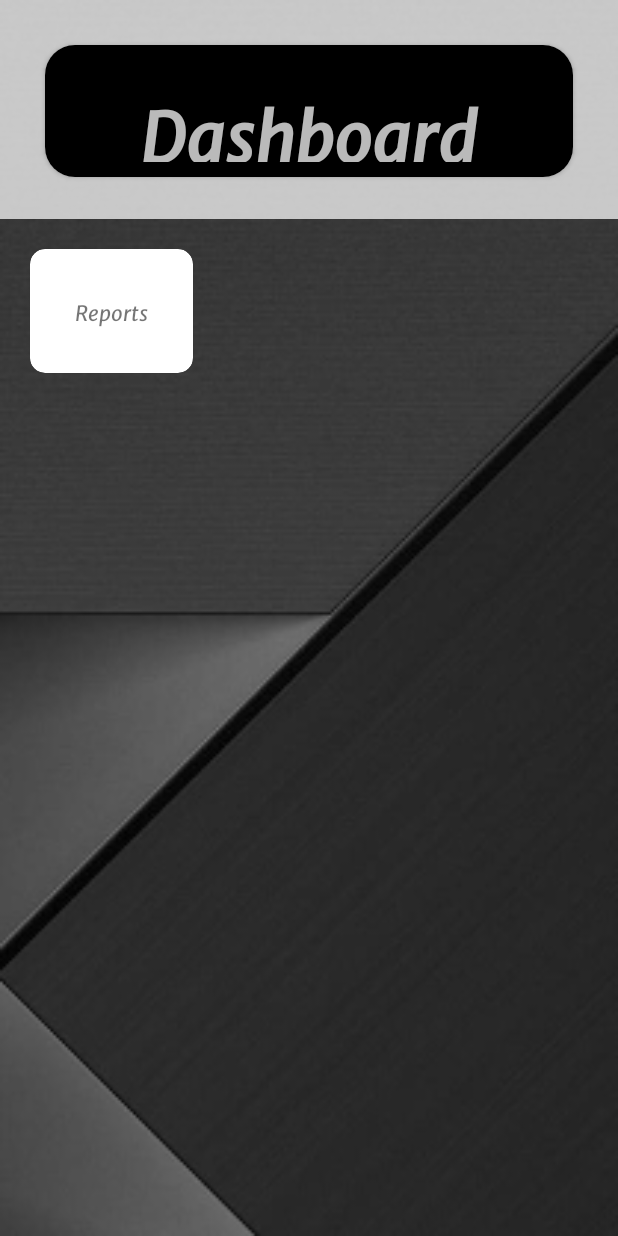
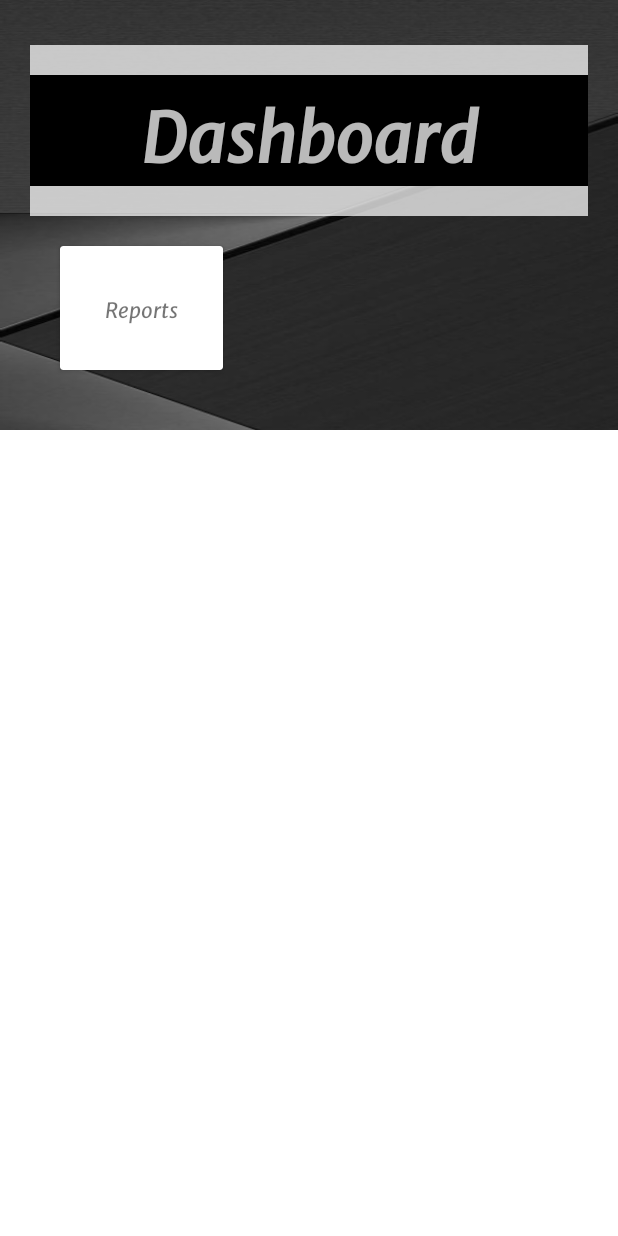
Before and after one commit to Mahnoormalikse/NextStep, an Android app: the history_report screen opened directly, with no data from a screen before it, on a phone screen of 412 x 824 dp. Run offline under Robolectric (Android 15) with nearby library versions, the phone set to English and light mode, and no system bars.

Commit message:
minor changes

```diff
--- a/app/src/main/AndroidManifest.xml
+++ b/app/src/main/AndroidManifest.xml
@@ -12,6 +12,7 @@
         android:roundIcon="@mipmap/ic_launcher_round"
         android:supportsRtl="true"
         android:networkSecurityConfig="@xml/network_security_config"
+        android:usesCleartextTraffic="true"
         android:theme="@style/Theme.Nextstep"
         tools:targetApi="31">
         <activity
--- a/app/src/main/java/com/example/nextstep/SignupActivity.java
+++ b/app/src/main/java/com/example/nextstep/SignupActivity.java
@@ -78,10 +78,12 @@ public class SignupActivity extends AppCompatActivity {
         progressDialog.setTitle("Registration");
         progressDialog.setMessage("please wait...");
         progressDialog.show();
+        progressDialog.setCancelable(false);
 
         CustomerSignupService service = RetrofitClient.getClient().create(CustomerSignupService.class);
         Customer customer = new Customer(name.getText().toString(), email.getText().toString(), pass.getText().toString());
-        Call<JsonObject> call = service.customer_signup(customer);
+        Call<JsonObject> call = service.customer_signup(name.getText().toString().trim(),
+                email.getText().toString(), pass.getText().toString());
         call.enqueue(new Callback<JsonObject>() {
             @Override
             public void onResponse(Call<JsonObject> call, Response<JsonObject> response) {
--- a/app/src/main/java/com/example/nextstep/common/EndPoint.java
+++ b/app/src/main/java/com/example/nextstep/common/EndPoint.java
@@ -7,8 +7,8 @@ public class EndPoint {
 // public static final String IMAGE_URL = "https://savage-absence.000webhostapp.com/AllInOneAPI/api";
 
     //Local Paths
-  public static final String BASE_URL = "http://192.168.0.116/NextstepAPI/";
-  public static final String IMAGE_URL = "http://192.168.0.116/NextstepAPI/api";
+    public static final String BASE_URL = "http://192.168.100.126/NextstepAPI/";
+    public static final String IMAGE_URL = "http://192.168.100.126/NextstepAPI/api";
 
     public static final String MAP_URL = "https://maps.googleapis.com/maps/api/";
 
--- a/app/src/main/java/com/example/nextstep/history_report.java
+++ b/app/src/main/java/com/example/nextstep/history_report.java
@@ -9,6 +9,6 @@ public class history_report extends AppCompatActivity {
     @Override
     protected void onCreate(Bundle savedInstanceState) {
         super.onCreate(savedInstanceState);
-        setContentView(R.layout.dashboad);
+        setContentView(R.layout.dashboard);
     }
 }
--- a/app/src/main/res/layout/dashboad.xml
+++ /dev/null
@@ -1,70 +0,0 @@
-<?xml version="1.0" encoding="utf-8"?>
-<RelativeLayout xmlns:android="http://schemas.android.com/apk/res/android"
-    xmlns:app="http://schemas.android.com/apk/res-auto"
-    android:layout_width="match_parent"
-    android:layout_height="match_parent"
-    android:background="@drawable/black2">
-
-
-    <LinearLayout
-        android:id="@+id/dashboardTv"
-        android:layout_width="match_parent"
-        android:layout_height="wrap_content"
-        android:orientation="vertical">
-
-        <LinearLayout
-            android:layout_width="match_parent"
-            android:layout_height="146dp"
-            android:layout_gravity="center"
-            android:background="@color/whiteOpacity"
-            android:orientation="horizontal">
-
-            <androidx.cardview.widget.CardView
-                android:layout_width="334dp"
-                android:layout_height="88dp"
-                android:layout_margin="30dp"
-                android:layout_weight="1"
-                app:cardCornerRadius="20dp">
-
-                <LinearLayout
-                    android:layout_width="match_parent"
-                    android:layout_height="123dp"
-                    android:background="@color/black"
-                    android:orientation="vertical"
-                    android:padding="20dp">
-
-                    <TextView
-                        android:layout_width="286dp"
-                        android:layout_height="58dp"
-                        android:layout_gravity="center"
-                        android:gravity="center"
-                        android:text="Dashboard"
-                        android:textColor="@color/whiteOpacity"
-                        android:textSize="45sp"
-                        android:textStyle="bold" />
-
-
-                </LinearLayout>
-
-            </androidx.cardview.widget.CardView>
-
-        </LinearLayout>
-
-    </LinearLayout>
-
-    <androidx.cardview.widget.CardView
-        android:layout_width="wrap_content"
-        android:layout_height="wrap_content"
-        android:layout_below="@id/dashboardTv"
-        android:layout_margin="20dp"
-        app:cardCornerRadius="10dp">
-
-        <TextView
-            android:layout_width="wrap_content"
-            android:layout_height="wrap_content"
-            android:padding="30dp"
-            android:text="Reports" />
-    </androidx.cardview.widget.CardView>
-
-
-</RelativeLayout>
--- /dev/null
+++ b/app/src/main/res/layout/dashboard.xml
@@ -0,0 +1,54 @@
+<?xml version="1.0" encoding="utf-8"?>
+<ScrollView xmlns:android="http://schemas.android.com/apk/res/android"
+    xmlns:tools="http://schemas.android.com/tools"
+    android:layout_width="match_parent"
+    android:layout_height="wrap_content"
+    android:background="@drawable/black2"
+    android:padding="20dp"
+    tools:context=".announcements">
+
+    <LinearLayout
+        android:layout_marginTop="10dp"
+        android:layout_width="match_parent"
+        android:layout_height="wrap_content"
+        android:orientation="vertical">
+
+        <LinearLayout
+            android:layout_width="match_parent"
+            android:layout_height="wrap_content"
+            android:layout_gravity="center"
+            android:gravity="center_vertical"
+            android:orientation="vertical"
+            android:paddingTop="20dp"
+            android:background="@color/whiteOpacity"
+            android:paddingBottom="20dp">
+
+            <TextView
+                android:id="@+id/dashboardTv"
+                android:layout_width="match_parent"
+                android:layout_height="match_parent"
+                android:layout_gravity="center"
+                android:background="@color/black"
+                android:gravity="center"
+                android:text="Dashboard"
+                android:textColor="@color/whiteOpacity"
+                android:textSize="45sp"
+                android:textStyle="bold" />
+        </LinearLayout>
+
+        <androidx.cardview.widget.CardView
+            android:layout_width="wrap_content"
+            android:layout_height="wrap_content"
+            android:layout_below="@id/dashboardTv"
+            android:layout_margin="20dp">
+
+            <TextView
+                android:layout_width="wrap_content"
+                android:layout_height="wrap_content"
+                android:padding="30dp"
+                android:text="Reports" />
+        </androidx.cardview.widget.CardView>
+
+    </LinearLayout>
+
+</ScrollView>
--- a/app/src/main/res/layout/teacher_side.xml
+++ b/app/src/main/res/layout/teacher_side.xml
@@ -9,6 +9,7 @@
     tools:context=".teacher_side">
 
     <LinearLayout
+        android:layout_marginTop="15dp"
         android:layout_width="match_parent"
         android:layout_height="wrap_content"
         android:orientation="vertical">
@@ -39,7 +40,7 @@
 
                     <TextView
                         android:layout_width="286dp"
-                        android:layout_height="45dp"
+                        android:layout_height="wrap_content"
                         android:layout_gravity="center"
                         android:gravity="center"
                         android:text="Teacher's Side"
--- a/app/src/main/res/xml/network_security_config.xml
+++ b/app/src/main/res/xml/network_security_config.xml
@@ -2,6 +2,6 @@
 <network-security-config>
     <domain-config cleartextTrafficPermitted="true">
 <!--        <domain includeSubdomains="true">https://savage-absence.000webhostapp.com</domain>-->
-       <domain includeSubdomains="true">192.168.0.116</domain>
+       <domain includeSubdomains="true">192.168.100.126</domain>
     </domain-config>
 </network-security-config>
```
Also changed, not shown: app/src/main/java/com/example/nextstep/services/CustomerSignupService.java (+2 -6 lines), app/src/main/res/layout/classroom.xml (+17 -37 lines), app/src/main/res/layout/manage.xml (+20 -37 lines), app/src/main/res/layout/results.xml (+21 -40 lines), app/src/main/res/layout/sessions.xml (+21 -37 lines), app/src/main/res/layout/tests.xml (+20 -38 lines).
